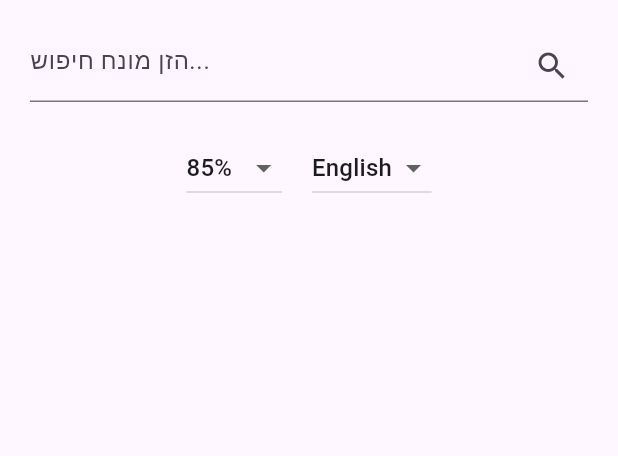
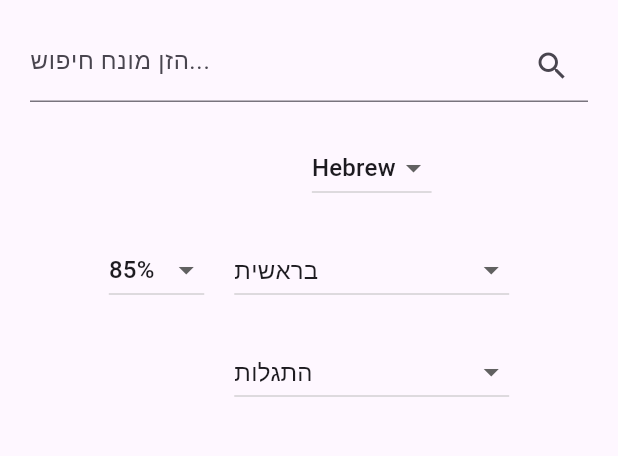
Before and after one commit to sudoAchiya/BibleSearch-app, a Flutter app: the screen it shows after launch, on a phone screen of 412 x 824 dp, the part 84-540 px from its top. Run offline on Flutter 3.47's test engine with Material 3 defaults, Android fonts, the phone set to English and light mode, and no system bars.

Commit message:
good but not working all the way

```diff
--- a/app/lib/main.dart
+++ b/app/lib/main.dart
@@ -33,9 +33,9 @@ class MyApp extends StatelessWidget {
               child: Row(
                 mainAxisAlignment: MainAxisAlignment.center,
                 children: [
-                  _PercentageDropdownButton(), // Custom dropdown button for percentage choice
-                  const SizedBox(width: 20), // Add space between selectors
-                  _LanguageDropdownButton(), // Language selector dropdown button
+                  _PercentageDropdownButton(),
+                  const SizedBox(width: 20), // Custom dropdown button for percentage choice
+                  _LanguageDropdownButton(),
                 ],
               ),
             ),
@@ -72,7 +72,8 @@ class _SearchBarState extends State<_SearchBar> {
               String searchTerm = _searchController.text;
               String filePath = _getFilePath();
               int chosenPercent = PercentageDropdownController.of(context).percentageNotifier.value;
-              List<String> results = await Script.search(searchTerm, chosenPercent, filePath);
+
+              List<String> results = await Script.search(searchTerm, chosenPercent, filePath,_LanguageDropdownButtonState()._selectedBookStart!,_LanguageDropdownButtonState()._selectedBookEnd!);
               // Display results in the app
               showDialog(
                 // ignore: use_build_context_synchronously
@@ -134,7 +135,7 @@ class _SearchBarState extends State<_SearchBar> {
   }
 
   String _getFilePath() {
-    final languageDropdownState = PercentageDropdownController.of(context)._languageDropdownButtonState;
+    final languageDropdownState = _LanguageDropdownButtonState();
     final selectedLanguage = languageDropdownState.getSelectedLanguage();
     return selectedLanguage == 'English' ? 'assets/bible.txt' : 'assets/bibleH.txt';
   }
@@ -180,7 +181,6 @@ class PercentageDropdownController extends StatefulWidget {
 
 class _PercentageDropdownControllerState extends State<PercentageDropdownController> {
   late ValueNotifier<int> _selectedPercentageNotifier;
-  late _LanguageDropdownButtonState _languageDropdownButtonState;
 
   ValueNotifier<int> get percentageNotifier => _selectedPercentageNotifier;
 
@@ -200,10 +200,6 @@ class _PercentageDropdownControllerState extends State<PercentageDropdownControl
 
   void updateSelectedPercentage(int newPercentage) {
     _selectedPercentageNotifier.value = newPercentage;
-  }
-
-  void setLanguageDropdownButtonState(_LanguageDropdownButtonState state) {
-    _languageDropdownButtonState = state;
   }
 
   @override
@@ -231,31 +227,91 @@ class _LanguageDropdownButton extends StatefulWidget {
 }
 
 class _LanguageDropdownButtonState extends State<_LanguageDropdownButton> {
-  String _selectedLanguage = 'English'; // Default language
+  String _selectedLanguage = 'Hebrew'; // Default language
+  String _selectedBookHebrewStart = 'בראשית';
+  String _selectedBookHebrewEnd = 'התגלות'; // Selected book for Hebrew language
+  String _selectedBookEnglishStart = 'Genesis';
+  String _selectedBookEnglishEnd = 'Revelation'; // Selected book for English language
+  String? _selectedBookStart = 'בראשית';
+   String? _selectedBookEnd = "התגלות"; // Selected book for the current language
 
   String getSelectedLanguage() {
     return _selectedLanguage;
   }
 
+  List<String> getBooks() {
+    return _selectedLanguage == 'Hebrew' ? Script.booksH : Script.books;
+  }
+
   @override
   Widget build(BuildContext context) {
-    final percentageController = PercentageDropdownController.of(context);
-    percentageController.setLanguageDropdownButtonState(this);
-
-    return DropdownButton<String>(
+    return SingleChildScrollView(
+      child: Column(
+        children: [
+          DropdownButton<String>(
             value: _selectedLanguage,
             onChanged: (String? newValue) {
               setState(() {
                 _selectedLanguage = newValue!;
+                // Reset selected book when language changes
+                if (newValue == "Hebrew") {
+                  _selectedBookStart = _selectedBookHebrewStart;
+                  _selectedBookEnd = _selectedBookHebrewEnd;
+                } else {
+                  _selectedBookStart = _selectedBookEnglishStart;
+                  _selectedBookEnd = _selectedBookEnglishEnd;
+                }
               });
             },
-      items: <String>['English', 'Hebrew'] // Define your language options here
+            items: <String>['Hebrew', 'English']
                 .map<DropdownMenuItem<String>>((String value) {
               return DropdownMenuItem<String>(
                 value: value,
                 child: Text(value),
               );
             }).toList(),
+          ),
+          const SizedBox(height: 20),
+          DropdownButton<String>(
+            value: _selectedBookStart,
+            onChanged: (String? newValue) {
+              setState(() {
+                _selectedBookStart = newValue!;
+                if (_selectedLanguage == 'Hebrew') {
+                  _selectedBookHebrewStart = newValue;
+                } else {
+                  _selectedBookEnglishStart = newValue;
+                }
+              });
+            },
+            items: getBooks()
+                .map<DropdownMenuItem<String>>((String value) {
+                  return DropdownMenuItem<String>(
+                    value: value,
+                    child: Text(value),
+                  );
+                })
+                .toList(),
+          ),
+          const SizedBox(height: 20),
+          DropdownButton<String>(
+            value: _selectedBookEnd,
+            onChanged: (String? newValue) {
+              setState(() {
+                _selectedBookEnd = newValue!;
+              });
+            },
+            items: getBooks()
+                .map<DropdownMenuItem<String>>((String value) {
+                  return DropdownMenuItem<String>(
+                    value: value,
+                    child: Text(value),
+                  );
+                })
+                .toList(),
+          ),
+        ],
+      ),
     );
   }
 }
```
Also changed, not shown: app/lib/Script.dart (+43 -17 lines). Lines whose indentation alone changed are shown as unchanged.
